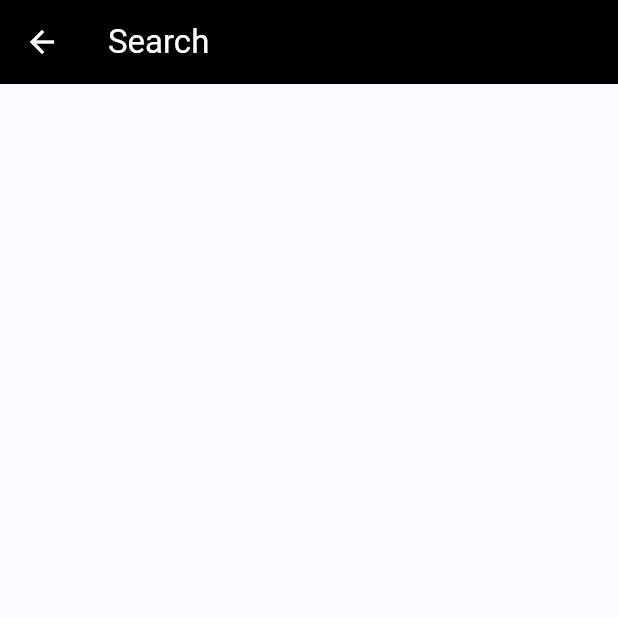
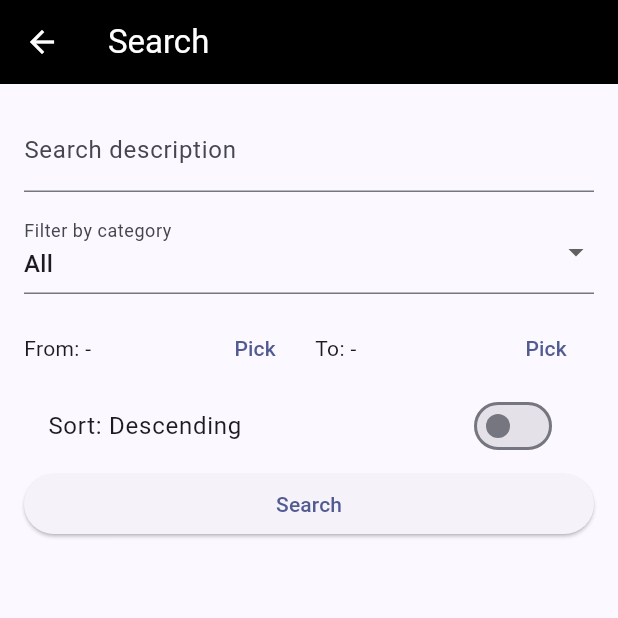
Before and after one commit to 9xRahul/expense_tracker_app, a Flutter app: the SearchPage screen opened by its route, on a phone screen of 412 x 824 dp, the top half of it. Run offline on Flutter 3.47's test engine with Material 3 defaults, Android fonts, the phone set to English and light mode, and no system bars; our stand-ins replace auto_route, bloc, equatable, fl_chart, flutter_bloc, sqflite; accounts and stored records are empty.

Commit message:
added filterring screen

```diff
--- a/lib/core/constants/variables.dart
+++ b/lib/core/constants/variables.dart
@@ -1,9 +1,9 @@
 class Constants {
- static final categories = const ['Salary', 'Bonus', 'Freelance', 'Interest'];
-static final expenses = const [
+  static final categories = const ['Salary', 'Bonus', 'Freelance', 'Interest'];
+  static final expenses = const [
     'Entertainment',
     'Food',
-    'Transportation',
+    'Travel',
     'Utilities',
     'Shopping',
     'Other',
--- a/lib/data/datasources/local_data_source.dart
+++ b/lib/data/datasources/local_data_source.dart
@@ -7,7 +7,6 @@ import '../../domain/entities/category_limit.dart';
 class LocalDataSource {
   final Database db;
   LocalDataSource(this.db);
-
 
   Future<int> addIncome(IncomeEntry e) async {
     return db.insert('incomes', e.toJson());
@@ -24,7 +23,6 @@ class LocalDataSource {
     );
     return rows.map((e) => IncomeEntry.fromJson(e)).toList();
   }
-
 
   Future<int> addExpense(ExpenseEntry e) async {
     return db.insert('expenses', e.toJson());
@@ -60,32 +58,44 @@ class LocalDataSource {
     DateTime? to,
     bool ascending = false,
   }) async {
-    final where = [];
-    final args = [];
+    final where = <String>[];
+    final args = <Object?>[];
 
-    if (description != null && description.isNotEmpty) {
-      where.add('description LIKE ?');
-      args.add('%$description%');
+    // Description: NULL-safe + case-insensitive
+    if (description != null && description.trim().isNotEmpty) {
+      where.add("(IFNULL(description, '') LIKE ? COLLATE NOCASE)");
+      args.add('%${description.trim()}%');
     }
-    if (category != null && category.isNotEmpty) {
-      where.add('category = ?');
-      args.add(category);
+
+    // Category exact match (skip if empty)
+    if (category != null && category.trim().isNotEmpty) {
+      where.add("category = ?");
+      args.add(category.trim());
     }
-    if (from != null && to != null) {
-      where.add('date BETWEEN ? AND ?');
-      args.add(DateValidators.yMd(from));
-      args.add(DateValidators.yMd(to));
+
+    // Date range: allow single-bound filters too
+    if (from != null) {
+      where.add("date >= ?");
+      args.add(DateValidators.yMd(from)); // must be 'YYYY-MM-DD'
     }
+    if (to != null) {
+      where.add("date <= ?");
+      args.add(DateValidators.yMd(to)); // must be 'YYYY-MM-DD'
+    }
+
+    // Stable sort: date then id
+    final ord =
+        "date ${ascending ? 'ASC' : 'DESC'}, id ${ascending ? 'ASC' : 'DESC'}";
 
     final rows = await db.query(
       'expenses',
       where: where.isEmpty ? null : where.join(' AND '),
       whereArgs: args.isEmpty ? null : args,
-      orderBy: 'date ${ascending ? 'ASC' : 'DESC'}',
+      orderBy: ord,
     );
+
     return rows.map((e) => ExpenseEntry.fromJson(e)).toList();
   }
-
 
   Future<void> upsertLimit(CategoryLimit limit) async {
     await db.insert(
--- a/lib/presentation/pages/expense_page.dart
+++ b/lib/presentation/pages/expense_page.dart
@@ -243,7 +243,10 @@ class _ExpensePageState extends State<ExpensePage> {
                               context.read<ExpenseBloc>().add(
                                 AddExpenseEvent(entry),
                               );
-                              context.read<ExpenseBloc>().add(ResetAllValues());
+                              _subCtrl.text = "";
+                              _descCtrl.text = "";
+                              _amountCtrl.text = "";
+                              _limitAmountCtrl.text = "";
                             },
                             child: const Text('Add Expense'),
                           ),
--- a/lib/presentation/pages/search_page.dart
+++ b/lib/presentation/pages/search_page.dart
@@ -1,31 +1,175 @@
-import 'package:auto_route/annotations.dart';
+import 'package:auto_route/auto_route.dart';
 import 'package:expense_tracker_app/core/constants/color_config.dart';
 import 'package:expense_tracker_app/core/constants/text_values.dart';
 import 'package:flutter/material.dart';
+import 'package:flutter_bloc/flutter_bloc.dart';
+import '../../core/utils/date_utils.dart';
+import '../bloc/expense/expense_bloc.dart';
 
 @RoutePage()
-class SearchPage extends StatefulWidget {
+class SearchPage extends StatelessWidget {
   const SearchPage({super.key});
 
   @override
-  State<SearchPage> createState() => _SearchPageState();
-}
+  Widget build(BuildContext context) {
+    final descCtrl = TextEditingController();
 
-class _SearchPageState extends State<SearchPage> {
-  @override
-  Widget build(BuildContext context) {
+    const categories = <String>[
+      'All',
+      'Entertainment',
+      'Food',
+      'Transportation',
+      'Utilities',
+      'Shopping',
+      'Other',
+    ];
+
     return Scaffold(
       appBar: AppBar(
         backgroundColor: ColorConfig.primary,
-
         title: Text(
           TextValues.search,
-          style: TextStyle(
-            color: ColorConfig.selectedIconColors,
-          ),
+          style: TextStyle(color: ColorConfig.selectedIconColors),
         ),
-        iconTheme: IconThemeData(
-          color: ColorConfig.selectedIconColors,
+        iconTheme: IconThemeData(color: ColorConfig.selectedIconColors),
+      ),
+      body: Padding(
+        padding: const EdgeInsets.all(16),
+        child: BlocBuilder<ExpenseBloc, ExpenseState>(
+          builder: (context, state) {
+            if (descCtrl.text != state.searchDescription) {
+              descCtrl.text = state.searchDescription;
+              descCtrl.selection = TextSelection.collapsed(
+                offset: descCtrl.text.length,
+              );
+            }
+
+            final selectedCategoryValue = state.searchCategory.isEmpty
+                ? 'All'
+                : state.searchCategory;
+
+            return ListView(
+              children: [
+                TextField(
+                  controller: descCtrl,
+                  decoration: const InputDecoration(
+                    labelText: 'Search description',
+                  ),
+                  onChanged: (v) => context.read<ExpenseBloc>().add(
+                    UpdateSearchFilters(description: v),
+                  ),
+                ),
+
+                const SizedBox(height: 12),
+
+                DropdownButtonFormField<String>(
+                  value: selectedCategoryValue,
+                  decoration: const InputDecoration(
+                    labelText: 'Filter by category',
+                  ),
+                  items: categories
+                      .map(
+                        (c) =>
+                            DropdownMenuItem<String>(value: c, child: Text(c)),
+                      )
+                      .toList(),
+                  onChanged: (value) {
+                    final cat = (value == null || value == 'All') ? '' : value;
+                    context.read<ExpenseBloc>().add(
+                      UpdateSearchFilters(category: cat),
+                    );
+                    context.read<ExpenseBloc>().add(ExecuteSearch());
+                  },
+                ),
+
+                const SizedBox(height: 12),
+
+                Row(
+                  children: [
+                    Expanded(
+                      child: Text(
+                        'From: ${state.searchFrom != null ? DateValidators.yMd(state.searchFrom!) : '-'}',
+                      ),
+                    ),
+                    TextButton(
+                      onPressed: () async {
+                        final picked = await showDatePicker(
+                          context: context,
+                          initialDate: state.searchFrom ?? DateTime.now(),
+                          firstDate: DateTime(2020),
+                          lastDate: DateTime(2100),
+                        );
+                        if (picked != null) {
+                          context.read<ExpenseBloc>().add(
+                            UpdateSearchFilters(from: picked),
+                          );
+                          context.read<ExpenseBloc>().add(ExecuteSearch());
+                        }
+                      },
+                      child: const Text('Pick'),
+                    ),
+                    const SizedBox(width: 8),
+                    Expanded(
+                      child: Text(
+                        'To: ${state.searchTo != null ? DateValidators.yMd(state.searchTo!) : '-'}',
+                      ),
+                    ),
+                    TextButton(
+                      onPressed: () async {
+                        final picked = await showDatePicker(
+                          context: context,
+                          initialDate: state.searchTo ?? DateTime.now(),
+                          firstDate: DateTime(2020),
+                          lastDate: DateTime(2100),
+                        );
+                        if (picked != null) {
+                          context.read<ExpenseBloc>().add(
+                            UpdateSearchFilters(to: picked),
+                          );
+                          context.read<ExpenseBloc>().add(ExecuteSearch());
+                        }
+                      },
+                      child: const Text('Pick'),
+                    ),
+                  ],
+                ),
+
+                SwitchListTile(
+                  title: Text(
+                    state.searchAscending
+                        ? 'Sort: Ascending'
+                        : 'Sort: Descending',
+                  ),
+                  value: state.searchAscending,
+                  onChanged: (v) {
+                    context.read<ExpenseBloc>().add(
+                      UpdateSearchFilters(ascending: v),
+                    );
+                    context.read<ExpenseBloc>().add(ExecuteSearch());
+                  },
+                ),
+
+                ElevatedButton(
+                  onPressed: () =>
+                      context.read<ExpenseBloc>().add(ExecuteSearch()),
+                  child: const Text('Search'),
+                ),
+
+                const SizedBox(height: 12),
+
+                Column(
+                  children: state.searchResults.map((e) {
+                    return ListTile(
+                      leading: const Icon(Icons.payments),
+                      title: Text('${e.category} ${e.subCategory ?? ""}'),
+                      subtitle: Text('${e.description ?? ""} • ${e.date}'),
+                      trailing: Text('₹${e.amount.toStringAsFixed(2)}'),
+                    );
+                  }).toList(),
+                ),
+              ],
+            );
+          },
         ),
       ),
     );
```
Also changed, not shown: lib/presentation/bloc/expense/expense_bloc.dart (+14 -3 lines), lib/presentation/pages/income_page.dart (+1 -7 lines).
